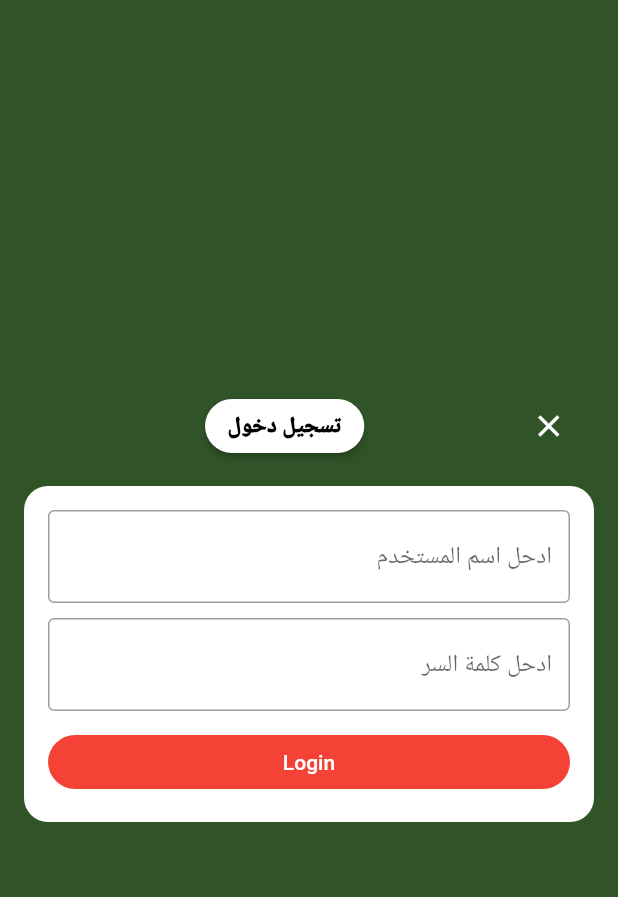
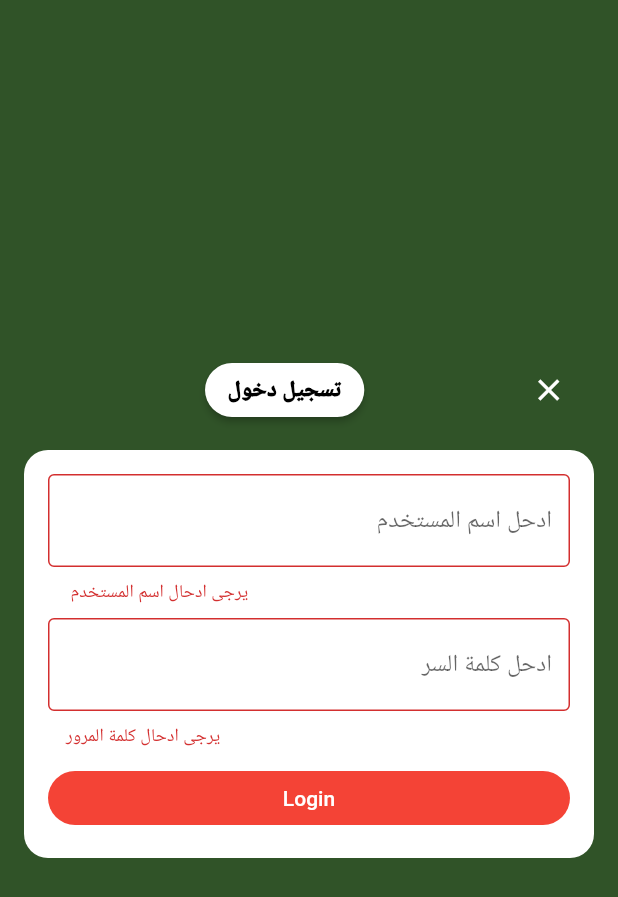
Before and after one commit to Ahmed-Aljabali/opencart-admin, a Flutter app: the screen it shows after launch, after a tap on "تسجيل الدخول", after a tap on "Login", on a phone screen of 412 x 824 dp. Shown: the top 897 px of the screen. Run offline on Flutter 3.47's test engine with Material 2 defaults, Android fonts, the phone set to English and light mode, and no system bars; our stand-ins replace get, get_it, shared_preferences; missing offline and left inert: dropdown_plus, multiselect; network calls fail; Roboto replaces fonts that are missing (FONTSrepo).

Commit message:
add validate to form login

```diff
--- a/lib/pages/loginpage.dart
+++ b/lib/pages/loginpage.dart
@@ -155,6 +155,7 @@ class _LoginForm extends State<LoginForm> {
   var login = Get.put(UsersController());
   var userName=  TextEditingController();
   var password=  TextEditingController();
+  final _formKey = GlobalKey<FormState>();
 
   @override
   Widget build(BuildContext context) {
@@ -164,27 +165,46 @@ class _LoginForm extends State<LoginForm> {
         color: Colors.white,
         borderRadius: BorderRadius.circular(16.0),
       ),
-      child: ListView(
+      child: Form(
+        key:_formKey ,
+      child:ListView(
         shrinkWrap: true,
         padding: const EdgeInsets.all(16.0),
         children: <Widget>[
-          TextField(
+          TextFormField(
             controller: userName,
             textAlign: TextAlign.right,
             decoration:const InputDecoration(
               hintText: "ادحل اسم المستخدم",
               border: OutlineInputBorder(),
+
+
             ),
+            validator: (text){
+              if (text == null || text.isEmpty) {
+                return 'يرجى ادحال اسم المستخدم ';
+              }
+              return null;
+
+            },
           ),
           const SizedBox(height: 10.0),
-          TextField(
+          TextFormField(
             controller: password,
             textAlign: TextAlign.right,
             obscureText: true,
             decoration:const InputDecoration(
               hintText: "ادحل كلمة السر",
               border: OutlineInputBorder(),
+
             ),
+            validator: (text){
+              if (text == null || text.isEmpty) {
+                return 'يرجى ادحال كلمة المرور';
+              }
+              return null;
+
+            },
           ),
           const SizedBox(height: 10.0),
           RaisedButton(
@@ -196,12 +216,15 @@ class _LoginForm extends State<LoginForm> {
             ),
             child:const Text("Login"),
             onPressed: () {
-              login.login(User(password:password.text,username: userName.text ));
+              if (_formKey.currentState!.validate()) {
+                  login.login(User(password:password.text,username: userName.text ));
+              }
 
             },
           ),
         ],
       ),
+      )
     );
   }
 }
```
